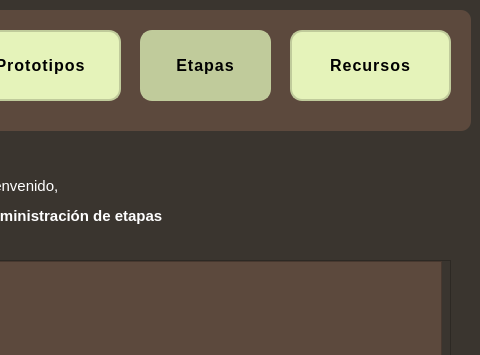
The window that V_Et.ui (julinavas14/trabajo_programacion_sql) describes before a commit, drawn with Qt 5; both pictures show x 400 to 880 and y 0 to 355 of the 880 by 666 pixel window.
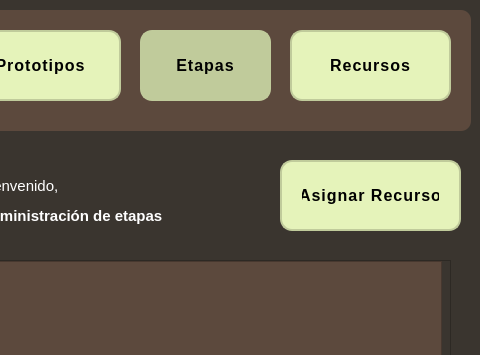
The same window after the commit. Icons and pictures are not drawn.

Diff of the .ui file:
```diff
--- a/V_Et.ui
+++ b/V_Et.ui
@@ -380,6 +380,31 @@
      </widget>
     </widget>
    </widget>
+   <widget class="QPushButton" name="addRecur">
+    <property name="geometry">
+     <rect>
+      <x>680</x>
+      <y>160</y>
+      <width>181</width>
+      <height>71</height>
+     </rect>
+    </property>
+    <property name="styleSheet">
+     <string notr="true">    background-color: #e5f3ba;
+    border: 2px solid rgb(192, 203, 155);
+    border-radius: 12px;
+    padding: 12px 20px;
+    font-family: 'Open Sans', Arial, sans-serif;
+    font-size: 16px;
+    font-weight: 600;
+    letter-spacing: 1px;
+    text-transform: uppercase;
+	color:black;</string>
+    </property>
+    <property name="text">
+     <string>Asignar Recurso</string>
+    </property>
+   </widget>
   </widget>
  </widget>
  <resources/>
```
